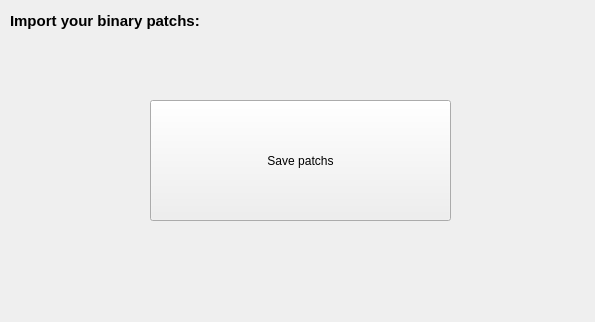
The window that debuggerwidgets/patchs/importpatchs.ui (keowu/koidbg) describes before a commit, drawn with Qt 5.
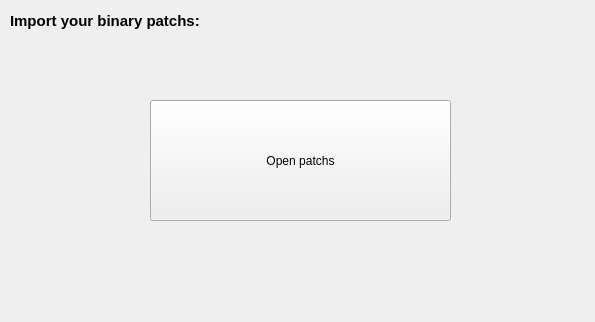
The same window after the commit.

Patch:
```diff
--- a/debuggerwidgets/patchs/importpatchs.ui
+++ b/debuggerwidgets/patchs/importpatchs.ui
@@ -43,7 +43,7 @@
      </rect>
     </property>
     <property name="text">
-     <string>Save patchs</string>
+     <string>Open patchs</string>
     </property>
    </widget>
   </widget>
```
Left out of the diff: 2 changed lines with no effect on the pictures.
